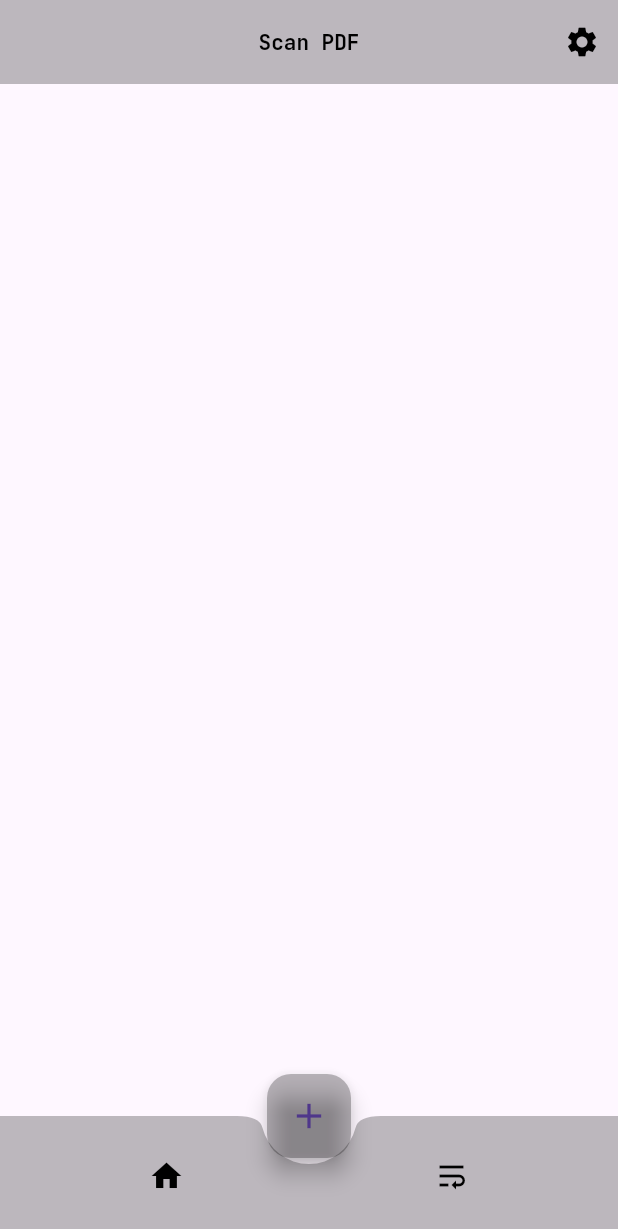
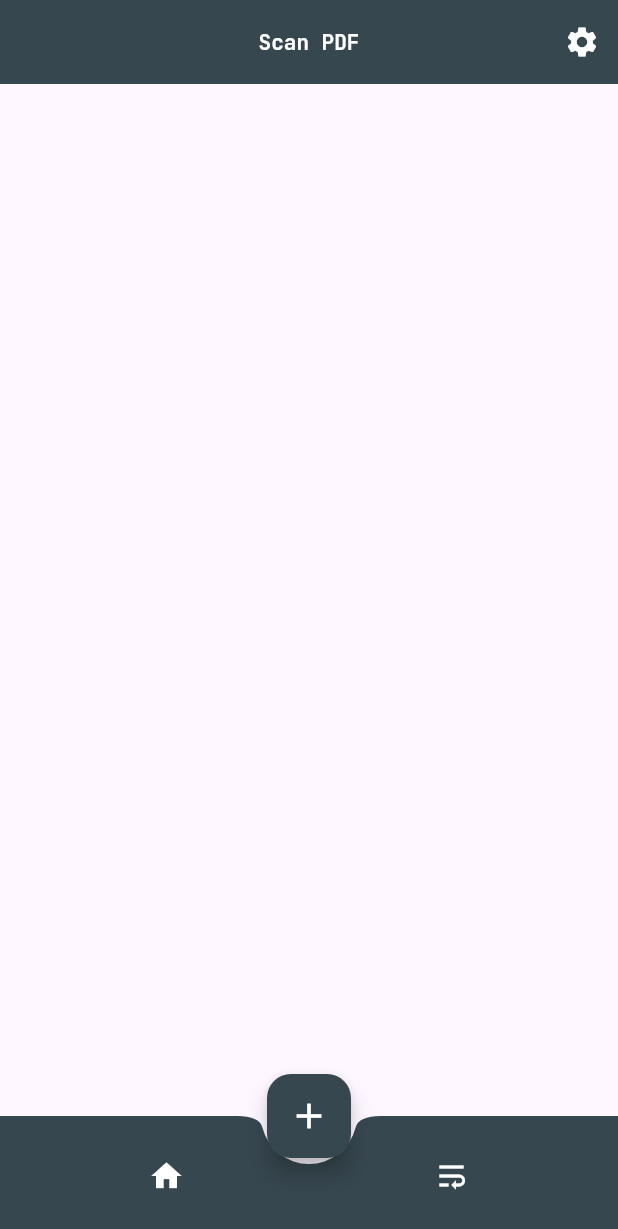
Before and after one commit to Victor-Zarzar/scanner-pdf, a Flutter app: the screen it shows after launch, after a tap on "Get Started", on a phone screen of 412 x 824 dp. Shown: the top 1229 px of the screen. Run offline on Flutter 3.47's test engine with Material 3 defaults, Android fonts, the light colour scheme and no system bars; our stand-ins replace easy_localization, google_fonts.

Commit message:
Updates in intropage and homepage

```diff
--- a/lib/components/Drawer/drawer_app.dart
+++ b/lib/components/Drawer/drawer_app.dart
@@ -20,14 +20,14 @@ class _DrawerComponentState extends State<DrawerComponent> {
           padding: EdgeInsets.zero,
           children: <Widget>[
             DrawerHeader(
-              decoration: const BoxDecoration(
-                color: Colors.black26,
+              decoration: BoxDecoration(
+                color: Colors.blueGrey[800],
               ),
               child: Row(
                 mainAxisAlignment: MainAxisAlignment.spaceBetween,
                 children: [
                   IconButton(
-                    icon: const Icon(Icons.arrow_back, color: Colors.black),
+                    icon: const Icon(Icons.arrow_back, color: Colors.white),
                     onPressed: () {
                       Navigator.pop(context);
                     },
--- a/lib/pages/HomePage/home_page.dart
+++ b/lib/pages/HomePage/home_page.dart
@@ -19,14 +19,14 @@ class _HomePageState extends State<HomePage> {
       appBar: AppBar(
         automaticallyImplyLeading: false,
         centerTitle: true,
-        backgroundColor: Colors.black26,
+        backgroundColor: Colors.blueGrey[800],
         title: Text(
           'text_appbar'.tr(),
           style: GoogleFonts.jetBrainsMono(
             textStyle: const TextStyle(
               fontSize: 14,
               fontWeight: FontWeight.bold,
-              color: Colors.black,
+              color: Colors.white,
             ),
           ),
         ),
@@ -35,7 +35,7 @@ class _HomePageState extends State<HomePage> {
             builder: (context) => IconButton(
               icon: const Icon(
                 Icons.settings,
-                color: Colors.black,
+                color: Colors.white,
               ),
               onPressed: () {
                 Scaffold.of(context).openDrawer();
@@ -47,13 +47,17 @@ class _HomePageState extends State<HomePage> {
       drawer: const DrawerComponent(),
       floatingActionButtonLocation: FloatingActionButtonLocation.centerDocked,
       floatingActionButton: FloatingActionButton(
-        backgroundColor: Colors.black26,
+        backgroundColor: Colors.blueGrey[800],
         tooltip: 'Increment',
         onPressed: () {},
-        child: const Icon(Icons.add, size: 28),
+        child: const Icon(
+          Icons.add,
+          size: 28,
+          color: Colors.white,
+        ),
       ),
       bottomNavigationBar: BottomAppBar(
-        color: Colors.black26,
+        color: Colors.blueGrey[800],
         shape: const CircularNotchedRectangle(),
         child: Row(
           mainAxisAlignment: MainAxisAlignment.spaceAround,
@@ -62,14 +66,14 @@ class _HomePageState extends State<HomePage> {
               onPressed: () {},
               icon: const Icon(
                 Icons.home,
-                color: Colors.black,
+                color: Colors.white,
               ),
             ),
             IconButton(
               onPressed: () {},
               icon: const Icon(
                 Icons.wrap_text_sharp,
-                color: Colors.black,
+                color: Colors.white,
               ),
             ),
           ],
--- a/lib/pages/IntroPage/intro_page.dart
+++ b/lib/pages/IntroPage/intro_page.dart
@@ -23,12 +23,14 @@ class _IntroPageState extends State<IntroPage> {
         child: Column(
           mainAxisAlignment: MainAxisAlignment.spaceAround,
           children: [
-            Image.asset('assets/imgs/icon.png'),
+            Image.asset(
+              'assets/imgs/icon.png',
+            ),
             Text(
               "intro_title".tr(),
               style: GoogleFonts.jetBrainsMono(
                 textStyle: const TextStyle(
-                  fontSize: 14,
+                  fontSize: 18,
                   fontWeight: FontWeight.bold,
                   color: Colors.black,
                 ),
@@ -39,19 +41,24 @@ class _IntroPageState extends State<IntroPage> {
               child: SizedBox(
                 height: 35,
                 width: 180,
-                child: ElevatedButton(
-                  style: ElevatedButton.styleFrom(
-                    backgroundColor: Colors.black26,
-                    shape: RoundedRectangleBorder(
-                      borderRadius: BorderRadius.circular(10),
-                    ),
+                child: ElevatedButton.icon(
+                  icon: const Icon(
+                    Icons.next_plan,
+                    color: Colors.white,
                   ),
-                  child: Text(
+                  iconAlignment: IconAlignment.end,
+                  label: Text(
                     "intro_button".tr(),
                     style: TextStyle(
                       color: Colors.white,
                       fontFamily: GoogleFonts.jetBrainsMono().fontFamily,
-                      fontSize: 11,
+                      fontSize: 14,
+                    ),
+                  ),
+                  style: ElevatedButton.styleFrom(
+                    backgroundColor: Colors.blueGrey[800],
+                    shape: RoundedRectangleBorder(
+                      borderRadius: BorderRadius.circular(10),
                     ),
                   ),
                   onPressed: () {
--- a/pubspec.yaml
+++ b/pubspec.yaml
@@ -41,6 +41,7 @@ dependencies:
   google_fonts: ^6.2.1
   shared_preferences: ^2.3.2
   easy_localization: ^3.0.7
+  open_filex: ^4.5.0
 
 dev_dependencies:
   flutter_test:
```
Also changed, not shown: lib/pages/AboutPage/about_page.dart (+24 -1 lines), pubspec.lock, 1 other file.
